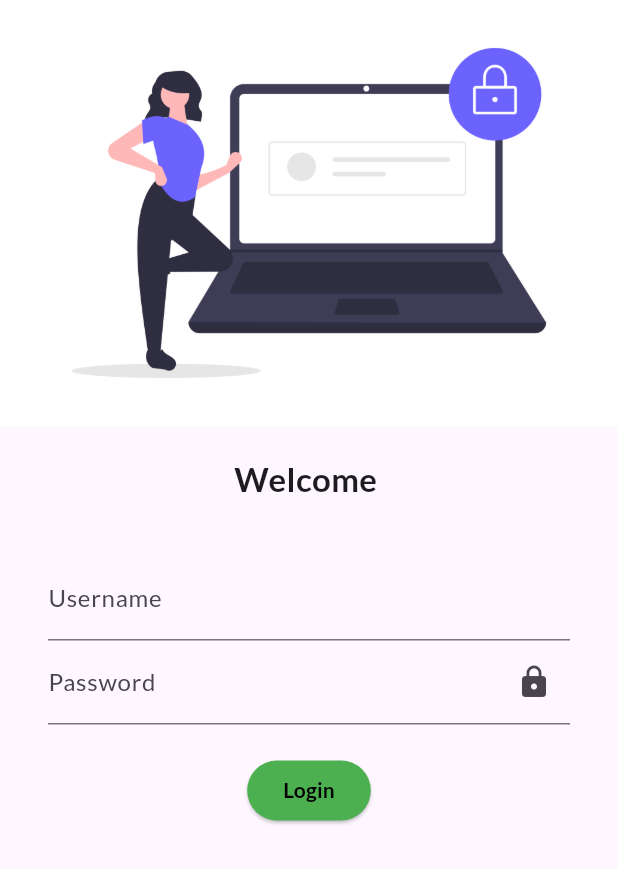
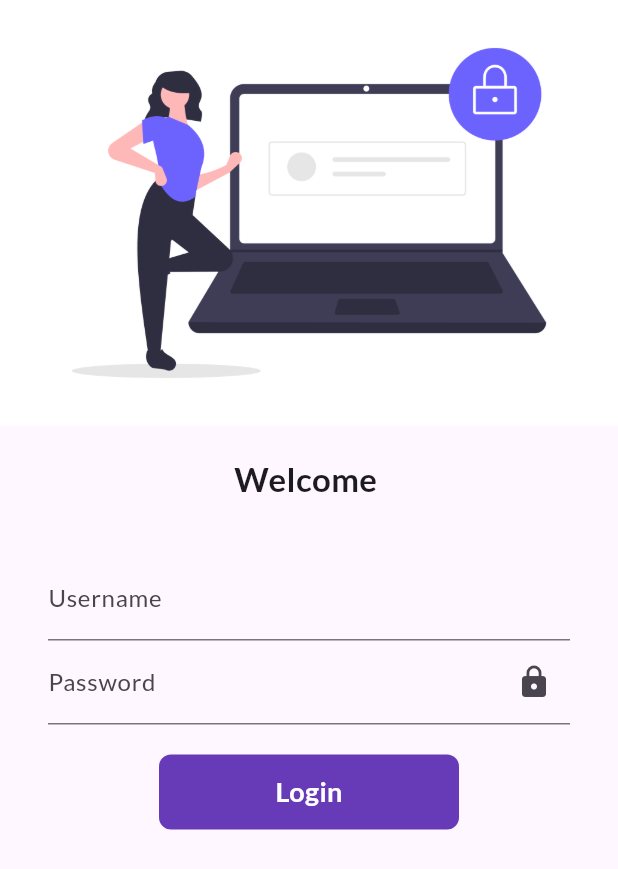
Before and after one commit to VENKATSAI643/Flutter-Basics-with-Codepur, a Flutter app: the screen it shows after launch, on a phone screen of 412 x 824 dp. Shown: the top 869 px of the screen. Run offline on Flutter 3.47's test engine with Material 3 defaults, Android fonts, the phone set to English and light mode, and no system bars; our stand-ins replace google_fonts.

Commit message:
Day6 Complted

```diff
--- a/lib/pages/login_page.dart
+++ b/lib/pages/login_page.dart
@@ -10,6 +10,7 @@ class Loginpage extends StatefulWidget {
 
 class _LoginpageState extends State<Loginpage> {
   String name = "";
+  bool changeButton = false;
 
   @override
   Widget build(BuildContext context) {
@@ -62,14 +63,48 @@ class _LoginpageState extends State<Loginpage> {
                   const SizedBox(
                     height: 20.0,
                   ),
-                  ElevatedButton(
+                  InkWell(
+                    onTap: () async {
+                      setState(() {
+                        changeButton = true;
+                      });
+                      await Future.delayed(Duration(seconds: 1));
+                      Navigator.of(context)
+                          .pushReplacementNamed(MyRoutes.homeRoute);
+                    },
+                    child: AnimatedContainer(
+                      duration: Duration(seconds: 1),
+                      width: changeButton ? 50.0 : 200,
+                      height: 50.0,
+                      alignment: Alignment.center,
+                      child: changeButton
+                          ? Icon(
+                              Icons.done,
+                              color: Colors.white,
+                            )
+                          : Text(
+                              "Login",
+                              style: TextStyle(
+                                  color: Colors.white,
+                                  fontWeight: FontWeight.bold,
+                                  fontSize: 18),
+                            ),
+                      decoration: BoxDecoration(
+                          color: Colors.deepPurple,
+                          // shape: changeButton?BoxShape.circle:BoxShape.rectangle,
+                          borderRadius:
+                              BorderRadius.circular(changeButton ? 50 : 8)),
+                    ),
+                  )
+
+                  /*ElevatedButton(
                     onPressed: () {
                       Navigator.of(context)
                           .pushReplacementNamed(MyRoutes.homeRoute);
                     },
                     style: ElevatedButton.styleFrom(
                       backgroundColor: Colors
-                          .green, // Change this color to your desired color
+                          .green,
                     ),
                     child: const Text(
                       "Login",
@@ -78,7 +113,7 @@ class _LoginpageState extends State<Loginpage> {
                         fontWeight: FontWeight.bold,
                       ),
                     ),
-                  )
+                  )*/
                 ],
               ),
             )
```
